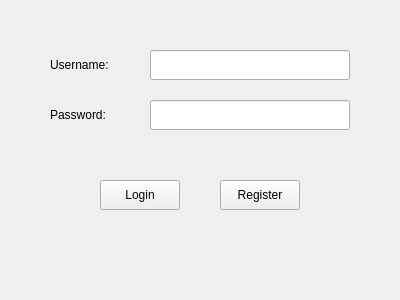
First picture: the form in GUI/LoginWindow.ui, repository keroloss107/Tic-tac-toe, before the edit.
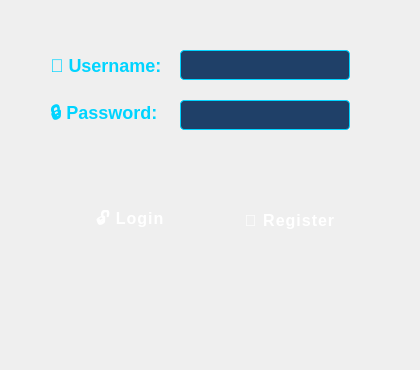
Second picture: the form after the edit.

Commit message: User authentication and login

```diff
--- a/GUI/LoginWindow.ui
+++ b/GUI/LoginWindow.ui
@@ -6,22 +6,62 @@
    <rect>
     <x>0</x>
     <y>0</y>
-    <width>400</width>
-    <height>300</height>
+				<width>420</width>
+				<height>370</height>
    </rect>
   </property>
   <property name="windowTitle">
    <string>Login</string>
   </property>
+		<property name="styleSheet">
+			<string notr="true">
+				QWidget {
+				background-color: qlineargradient(x1:0, y1:0, x2:1, y2:1,
+				stop:0 #14213d, stop:1 #000000);
+				color: white;
+				font-family: 'Segoe UI';
+				font-size: 14px;
+				}
+				QLabel {
+				color: #00d4ff;
+				font-size: 18px;
+				font-weight: bold;
+				text-shadow: 1px 1px #000;
+				}
+				QLineEdit {
+				background-color: #1f4068;
+				color: white;
+				border: 1px solid #00d4ff;
+				padding: 6px;
+				border-radius: 4px;
+				font-weight: bold;
+				}
+				QPushButton {
+				background-color: qlineargradient(x1:0, y1:0, x2:1, y2:1,
+				stop:0 #ff4d6d, stop:1 #f72585);
+				color: white;
+				border-radius: 10px;
+				padding: 10px;
+				font-weight: bold;
+				font-size: 16px;
+				text-transform: uppercase;
+				letter-spacing: 1px;
+				box-shadow: 2px 2px 6px #00000088;
+				}
+				QPushButton:hover {
+				background-color: #ff758f;
+				}
+			</string>
+		</property>
   <widget class="QLabel" name="label_username">
    <property name="text">
-    <string>Username:</string>
+				<string>👤 Username:</string>
    </property>
    <property name="geometry">
     <rect>
      <x>50</x>
      <y>50</y>
-     <width>80</width>
+					<width>120</width>
      <height>30</height>
     </rect>
    </property>
@@ -29,22 +69,22 @@
   <widget class="QLineEdit" name="usernameEdit">
    <property name="geometry">
     <rect>
-     <x>150</x>
+					<x>180</x>
      <y>50</y>
-     <width>200</width>
+					<width>170</width>
      <height>30</height>
     </rect>
    </property>
   </widget>
   <widget class="QLabel" name="label_password">
    <property name="text">
-    <string>Password:</string>
+				<string>🔒 Password:</string>
    </property>
    <property name="geometry">
     <rect>
      <x>50</x>
      <y>100</y>
-     <width>80</width>
+					<width>120</width>
      <height>30</height>
     </rect>
    </property>
@@ -52,9 +92,9 @@
   <widget class="QLineEdit" name="passwordEdit">
    <property name="geometry">
     <rect>
-     <x>150</x>
+					<x>180</x>
      <y>100</y>
-     <width>200</width>
+					<width>170</width>
      <height>30</height>
     </rect>
    </property>
@@ -64,27 +104,27 @@
   </widget>
   <widget class="QPushButton" name="loginButton">
    <property name="text">
-    <string>Login</string>
+				<string>🔓 Login</string>
    </property>
    <property name="geometry">
     <rect>
-     <x>100</x>
-     <y>180</y>
-     <width>80</width>
-     <height>30</height>
+					<x>70</x>
+					<y>200</y>
+					<width>120</width>
+					<height>40</height>
     </rect>
    </property>
   </widget>
   <widget class="QPushButton" name="registerButton">
    <property name="text">
-    <string>Register</string>
+				<string>📝 Register</string>
    </property>
    <property name="geometry">
     <rect>
-     <x>220</x>
-     <y>180</y>
-     <width>80</width>
-     <height>30</height>
+					<x>230</x>
+					<y>200</y>
+					<width>120</width>
+					<height>40</height>
     </rect>
    </property>
   </widget>
```
Lines whose indentation alone changed are shown as unchanged.
